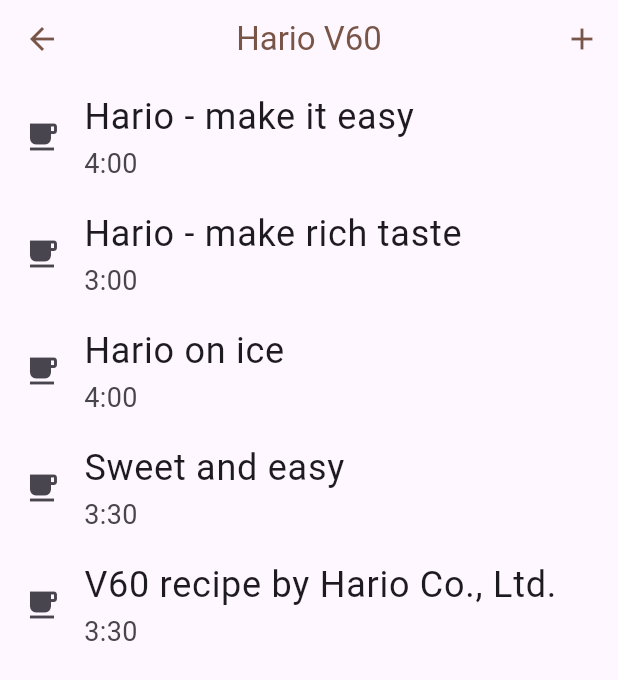
After one commit to Daesun97/Kdrip, a Flutter app: the screen it shows after launch, after a tap on "HARIO V60", on a phone screen of 412 x 824 dp. The commit adds this screen. Shown: the top 680 px of the screen. Run offline on Flutter 3.47's test engine with Material 3 defaults, Android fonts, the phone set to English and light mode, and no system bars; Roboto replaces fonts that are missing (Kotra_Son).

Commit message:
디테일홈

```diff
--- a/lib/main.dart
+++ b/lib/main.dart
@@ -12,10 +12,12 @@
   @override
   Widget build(BuildContext context) {
     return MaterialApp(
-      title: 'Flutter Demo',
+      title: 'K-Drip',
       theme: ThemeData(
-        appBarTheme:
-            const AppBarTheme(centerTitle: true, toolbarHeight: Sizes.size24),
+        appBarTheme: const AppBarTheme(
+            centerTitle: true,
+            toolbarHeight: Sizes.size52,
+            foregroundColor: Colors.brown),
         textTheme: const TextTheme(
           titleMedium: TextStyle(
               fontFamily: 'Kotra_Son',
--- /dev/null
+++ b/lib/screens/drip_details/hario_V60.dart
@@ -0,0 +1,52 @@
+import 'package:flutter/material.dart';
+
+class HarioV60Recipe extends StatefulWidget {
+  const HarioV60Recipe({super.key});
+
+  @override
+  _HarioV60RecipeState createState() => _HarioV60RecipeState();
+}
+
+class _HarioV60RecipeState extends State<HarioV60Recipe> {
+  final List<Map<String, String>> coffeeRecipes = [
+    {'title': 'Hario - make it easy', 'time': '4:00'},
+    {'title': 'Hario - make rich taste', 'time': '3:00'},
+    {'title': 'Hario on ice', 'time': '4:00'},
+    {'title': 'Sweet and easy', 'time': '3:30'},
+    {'title': 'V60 recipe by Hario Co., Ltd.', 'time': '3:30'},
+  ];
+
+  void _addRecipe() {
+    setState(() {
+      coffeeRecipes.add({'title': 'New Coffee Recipe', 'time': '5:00'});
+    });
+  }
+
+  @override
+  Widget build(BuildContext context) {
+    return Scaffold(
+      appBar: AppBar(
+        title: const Text('Hario V60'),
+        actions: [
+          IconButton(
+            icon: const Icon(Icons.add),
+            onPressed: _addRecipe,
+          ),
+        ],
+      ),
+      body: ListView.builder(
+        itemCount: coffeeRecipes.length,
+        itemBuilder: (context, index) {
+          return ListTile(
+            leading: const Icon(Icons.local_cafe),
+            title: Text(coffeeRecipes[index]['title']!),
+            subtitle: Text(coffeeRecipes[index]['time']!),
+            onTap: () {
+              // Handle tap for detailed recipe view or other actions
+            },
+          );
+        },
+      ),
+    );
+  }
+}
--- a/lib/screens/dripper.dart
+++ b/lib/screens/dripper.dart
@@ -1,3 +1,4 @@
+import 'package:drip/screens/drip_details/hario_V60.dart';
 import 'package:flutter/material.dart';
 
 class DrippersCreen extends StatelessWidget {
@@ -5,6 +6,15 @@
 
   @override
   Widget build(BuildContext context) {
+    void hario() {
+      Navigator.push(
+        context,
+        MaterialPageRoute(
+          builder: (context) => HarioV60Recipe(),
+        ),
+      );
+    }
+
     return Padding(
       padding: const EdgeInsets.all(16.0),
       child: GridView.count(
@@ -16,7 +26,10 @@
           _buildGridItem('Chemex', Icons.local_drink),
           _buildGridItem('Cupping', Icons.coffee),
           _buildGridItem('French Press', Icons.coffee_maker_outlined),
-          _buildGridItem('Hario V60', Icons.local_cafe),
+          GestureDetector(
+            onTap: hario,
+            child: _buildGridItem('Hario V60', Icons.local_cafe),
+          ),
         ],
       ),
     );
--- a/lib/screens/homescreen.dart
+++ b/lib/screens/homescreen.dart
@@ -28,7 +28,6 @@
   Widget build(BuildContext context) {
     return Scaffold(
       appBar: AppBar(
-        toolbarHeight: 50,
         title: Text(
           'Recipes',
           style: Theme.of(context).textTheme.titleMedium,
```
